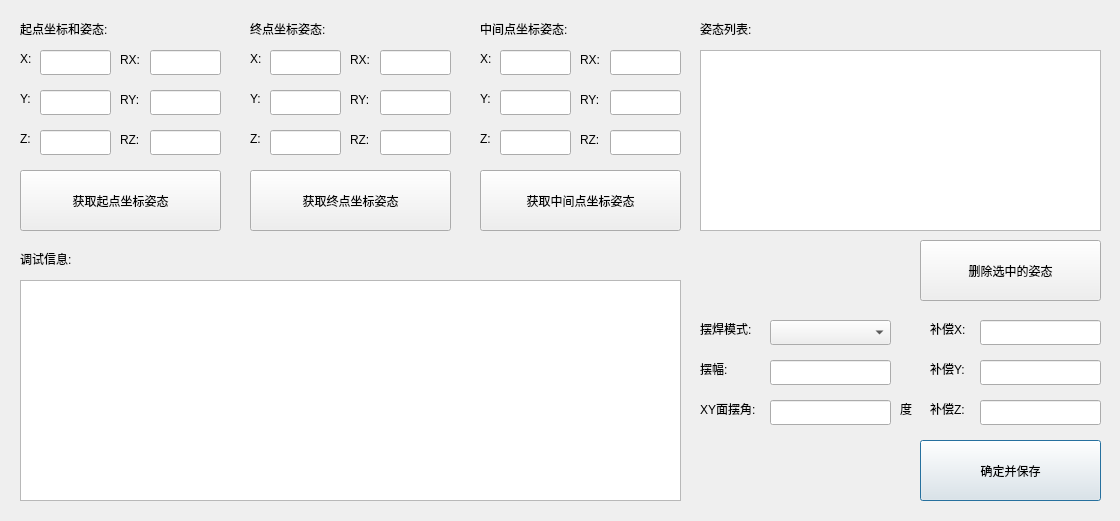
Above: setcraft1dlg.ui from qubo188612/qtwelding before the change. Below: the same form after it.
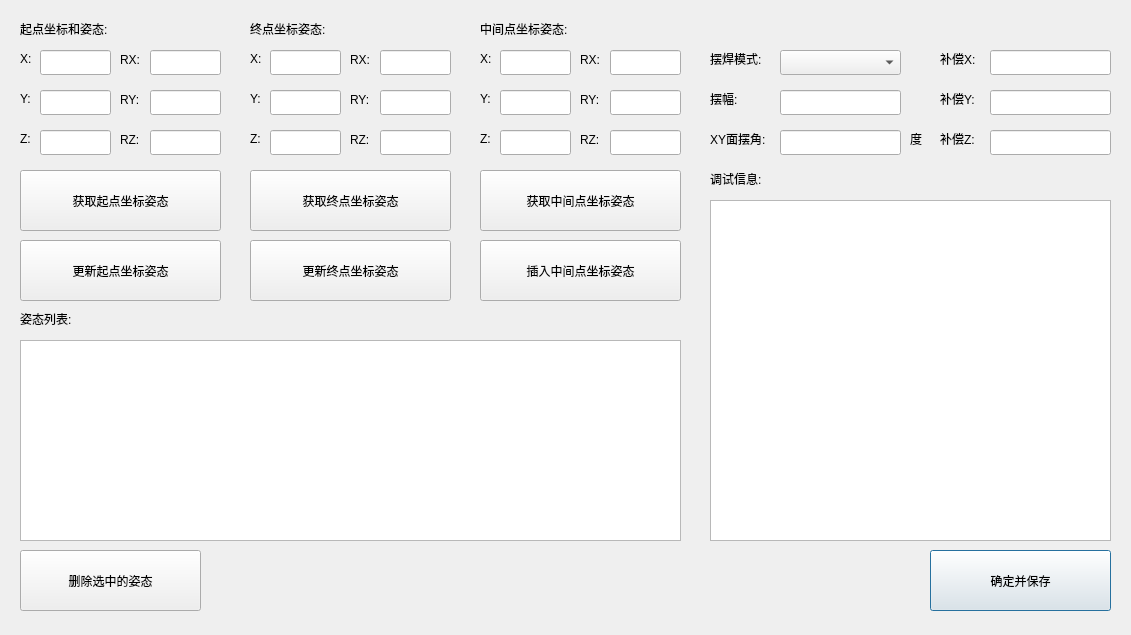
That is the form after the change.

```diff
--- a/setcraft1dlg.ui
+++ b/setcraft1dlg.ui
@@ -6,8 +6,8 @@
    <rect>
     <x>0</x>
     <y>0</y>
-    <width>1120</width>
-    <height>521</height>
+    <width>1131</width>
+    <height>635</height>
    </rect>
   </property>
   <property name="windowTitle">
@@ -16,8 +16,8 @@
   <widget class="QLabel" name="label_10">
    <property name="geometry">
     <rect>
-     <x>700</x>
-     <y>360</y>
+     <x>710</x>
+     <y>90</y>
      <width>41</width>
      <height>17</height>
     </rect>
@@ -29,8 +29,8 @@
   <widget class="QLabel" name="label_13">
    <property name="geometry">
     <rect>
-     <x>930</x>
-     <y>320</y>
+     <x>940</x>
+     <y>50</y>
      <width>51</width>
      <height>17</height>
     </rect>
@@ -42,8 +42,8 @@
   <widget class="QPushButton" name="pushButton">
    <property name="geometry">
     <rect>
-     <x>920</x>
-     <y>440</y>
+     <x>930</x>
+     <y>550</y>
      <width>181</width>
      <height>61</height>
     </rect>
@@ -55,8 +55,8 @@
   <widget class="QLineEdit" name="lineEdit_pendulum_phaseangle">
    <property name="geometry">
     <rect>
-     <x>770</x>
-     <y>400</y>
+     <x>780</x>
+     <y>130</y>
      <width>121</width>
      <height>25</height>
     </rect>
@@ -65,8 +65,8 @@
   <widget class="QLabel" name="label_11">
    <property name="geometry">
     <rect>
-     <x>700</x>
-     <y>400</y>
+     <x>710</x>
+     <y>130</y>
      <width>71</width>
      <height>17</height>
     </rect>
@@ -78,8 +78,8 @@
   <widget class="QComboBox" name="comboBox_pendulum_mode">
    <property name="geometry">
     <rect>
-     <x>770</x>
-     <y>320</y>
+     <x>780</x>
+     <y>50</y>
      <width>121</width>
      <height>25</height>
     </rect>
@@ -88,8 +88,8 @@
   <widget class="QLabel" name="label_15">
    <property name="geometry">
     <rect>
-     <x>930</x>
-     <y>400</y>
+     <x>940</x>
+     <y>130</y>
      <width>51</width>
      <height>17</height>
     </rect>
@@ -101,8 +101,8 @@
   <widget class="QLineEdit" name="lineEdit_Z">
    <property name="geometry">
     <rect>
-     <x>980</x>
-     <y>400</y>
+     <x>990</x>
+     <y>130</y>
      <width>121</width>
      <height>25</height>
     </rect>
@@ -111,18 +111,18 @@
   <widget class="QTextBrowser" name="record">
    <property name="geometry">
     <rect>
-     <x>20</x>
-     <y>280</y>
-     <width>661</width>
-     <height>221</height>
+     <x>710</x>
+     <y>200</y>
+     <width>401</width>
+     <height>341</height>
     </rect>
    </property>
   </widget>
   <widget class="QLabel" name="label_8">
    <property name="geometry">
     <rect>
-     <x>20</x>
-     <y>250</y>
+     <x>710</x>
+     <y>170</y>
      <width>67</width>
      <height>17</height>
     </rect>
@@ -134,8 +134,8 @@
   <widget class="QLabel" name="label_12">
    <property name="geometry">
     <rect>
-     <x>900</x>
-     <y>400</y>
+     <x>910</x>
+     <y>130</y>
      <width>21</width>
      <height>17</height>
     </rect>
@@ -147,8 +147,8 @@
   <widget class="QLabel" name="label_14">
    <property name="geometry">
     <rect>
-     <x>930</x>
-     <y>360</y>
+     <x>940</x>
+     <y>90</y>
      <width>51</width>
      <height>17</height>
     </rect>
@@ -160,8 +160,8 @@
   <widget class="QLineEdit" name="lineEdit_pendulum_swing">
    <property name="geometry">
     <rect>
-     <x>770</x>
-     <y>360</y>
+     <x>780</x>
+     <y>90</y>
      <width>121</width>
      <height>25</height>
     </rect>
@@ -170,8 +170,8 @@
   <widget class="QLineEdit" name="lineEdit_Y">
    <property name="geometry">
     <rect>
-     <x>980</x>
-     <y>360</y>
+     <x>990</x>
+     <y>90</y>
      <width>121</width>
      <height>25</height>
     </rect>
@@ -180,8 +180,8 @@
   <widget class="QLabel" name="label_9">
    <property name="geometry">
     <rect>
-     <x>700</x>
-     <y>320</y>
+     <x>710</x>
+     <y>50</y>
      <width>67</width>
      <height>17</height>
     </rect>
@@ -193,8 +193,8 @@
   <widget class="QLineEdit" name="lineEdit_X">
    <property name="geometry">
     <rect>
-     <x>980</x>
-     <y>320</y>
+     <x>990</x>
+     <y>50</y>
      <width>121</width>
      <height>25</height>
     </rect>
@@ -695,8 +695,8 @@
   <widget class="QLabel" name="label_30">
    <property name="geometry">
     <rect>
-     <x>700</x>
-     <y>20</y>
+     <x>20</x>
+     <y>310</y>
      <width>111</width>
      <height>17</height>
     </rect>
@@ -708,18 +708,18 @@
   <widget class="QListWidget" name="listWidget">
    <property name="geometry">
     <rect>
-     <x>700</x>
-     <y>50</y>
-     <width>401</width>
-     <height>181</height>
+     <x>20</x>
+     <y>340</y>
+     <width>661</width>
+     <height>201</height>
     </rect>
    </property>
   </widget>
   <widget class="QPushButton" name="pushButton_5">
    <property name="geometry">
     <rect>
-     <x>920</x>
-     <y>240</y>
+     <x>20</x>
+     <y>550</y>
      <width>181</width>
      <height>61</height>
     </rect>
@@ -728,6 +728,45 @@
     <string>删除选中的姿态</string>
    </property>
   </widget>
+  <widget class="QPushButton" name="pushButton_updata_stpos">
+   <property name="geometry">
+    <rect>
+     <x>20</x>
+     <y>240</y>
+     <width>201</width>
+     <height>61</height>
+    </rect>
+   </property>
+   <property name="text">
+    <string>更新起点坐标姿态</string>
+   </property>
+  </widget>
+  <widget class="QPushButton" name="pushButton_updata_edpos">
+   <property name="geometry">
+    <rect>
+     <x>250</x>
+     <y>240</y>
+     <width>201</width>
+     <height>61</height>
+    </rect>
+   </property>
+   <property name="text">
+    <string>更新终点坐标姿态</string>
+   </property>
+  </widget>
+  <widget class="QPushButton" name="pushButton_updata_centerpos">
+   <property name="geometry">
+    <rect>
+     <x>480</x>
+     <y>240</y>
+     <width>201</width>
+     <height>61</height>
+    </rect>
+   </property>
+   <property name="text">
+    <string>插入中间点坐标姿态</string>
+   </property>
+  </widget>
  </widget>
  <resources/>
  <connections/>
```
Left out of the diff: 46 changed lines with no effect on the pictures.
